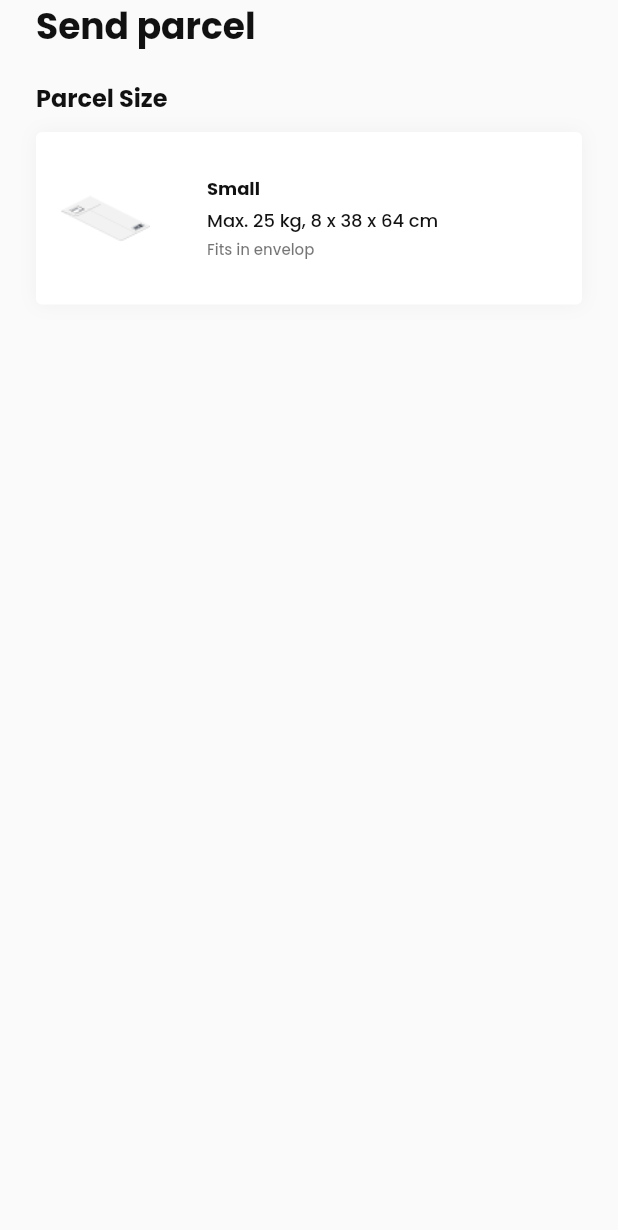
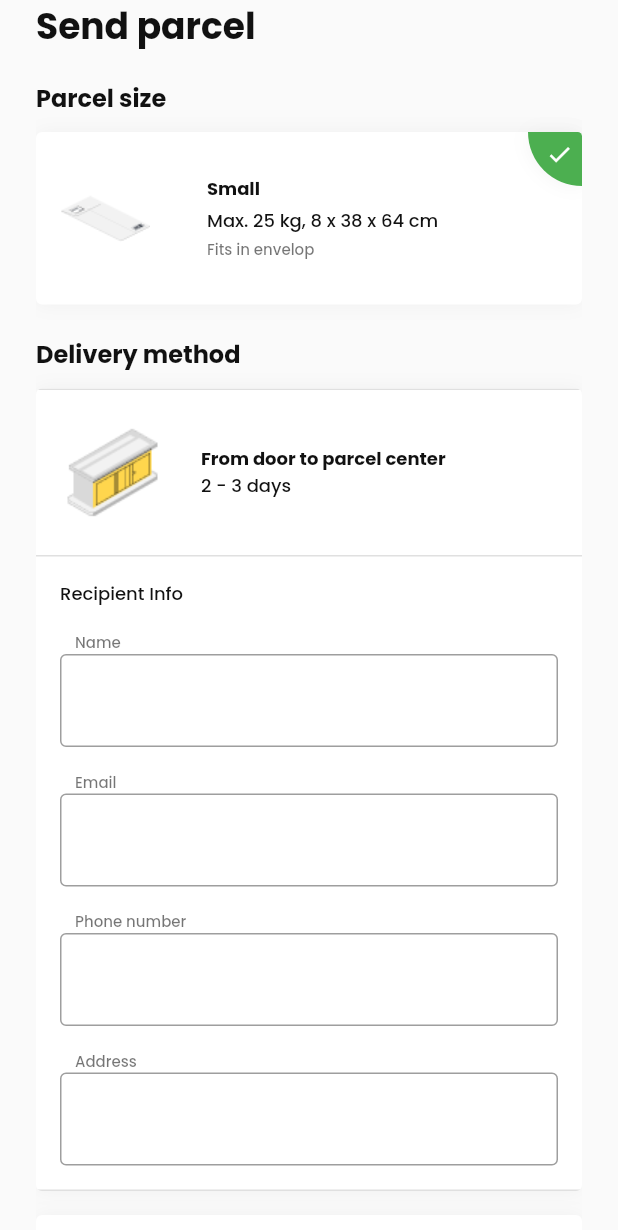
Before and after one commit to CPAD-Gazipur/flutter-parcel-app, a Flutter app: the ParcelDetailsScreen screen opened directly with sample values from the repository, on a phone screen of 412 x 824 dp. Shown: the top 1230 px of the screen. Run offline on Flutter 3.47's test engine with Material 2 defaults, Android fonts, the phone set to English and light mode, and no system bars; our stand-ins replace flutter_svg, google_fonts; network calls fail.

Commit message:
Parcel App: Parcel Delivery Info Screen Added

```diff
--- a/lib/data/data.dart
+++ b/lib/data/data.dart
@@ -1 +1,2 @@
+export 'delivery_data.dart';
 export 'parcel_data.dart';
--- /dev/null
+++ b/lib/data/delivery_data.dart
@@ -0,0 +1,17 @@
+import 'package:flutter_parcel_app/models/models.dart';
+import 'package:flutter_parcel_app/utils/image_utils.dart';
+
+class DeliveryData {
+  static List<DeliveryMethod> deliveryMethods = [
+    DeliveryMethod(
+      deliveryMethod: 'From door to parcel center',
+      duration: '2 - 3 days',
+      image: ImageUtils.icsDoorToParcel,
+    ),
+    DeliveryMethod(
+      deliveryMethod: 'From door to door',
+      duration: '1 - 2 days',
+      image: ImageUtils.icDoorToDoor,
+    ),
+  ];
+}
--- /dev/null
+++ b/lib/models/delivery_method.dart
@@ -0,0 +1,9 @@
+class DeliveryMethod {
+  String deliveryMethod, duration, image;
+
+  DeliveryMethod({
+    required this.deliveryMethod,
+    required this.duration,
+    required this.image,
+  });
+}
--- a/lib/models/models.dart
+++ b/lib/models/models.dart
@@ -1 +1,2 @@
+export 'delivery_method.dart';
 export 'parcel.dart';
--- a/lib/ui/views/details/parcel_details_screen.dart
+++ b/lib/ui/views/details/parcel_details_screen.dart
@@ -1,4 +1,5 @@
 import 'package:flutter/material.dart';
+import 'package:flutter_parcel_app/data/data.dart';
 import 'package:flutter_parcel_app/models/models.dart';
 import 'package:flutter_parcel_app/ui/widgets/widgets.dart';
 
@@ -26,16 +27,55 @@ class ParcelDetailsScreen extends StatelessWidget {
               ),
               const SizedBox(height: 17),
               Text(
-                'Parcel Size',
+                'Parcel size',
                 style: Theme.of(context).textTheme.headline3,
               ),
               const SizedBox(height: 11),
               ParcelWidget(
+                isDone: true,
                 size: parcel.size,
                 image: parcel.image,
                 dimension: parcel.dimension,
                 description: parcel.description,
-              )
+              ),
+              const SizedBox(height: 5),
+              Text(
+                'Delivery method',
+                style: Theme.of(context).textTheme.headline3,
+              ),
+              const SizedBox(height: 11),
+              ListView.builder(
+                shrinkWrap: true,
+                physics: const NeverScrollableScrollPhysics(),
+                itemCount: DeliveryData.deliveryMethods.length,
+                itemBuilder: (context, index) {
+                  DeliveryMethod deliverMethod =
+                      DeliveryData.deliveryMethods[index];
+                  return ParcelDeliveryMethod(
+                    initiallyExpanded: index == 0 ? true : false,
+                    onExpansionChanged: (value) {
+                      debugPrint('-----$index: $value');
+                    },
+                    image: deliverMethod.image,
+                    duration: deliverMethod.duration,
+                    deliveryMethod: deliverMethod.deliveryMethod,
+                  );
+                },
+              ),
+              const SizedBox(height: 11),
+              SizedBox(
+                height: 48,
+                width: double.infinity,
+                child: TextButton(
+                  style: Theme.of(context).textButtonTheme.style,
+                  onPressed: () {},
+                  child: Text(
+                    'Checkout',
+                    style: Theme.of(context).textTheme.bodyText1,
+                  ),
+                ),
+              ),
+              const SizedBox(height: 11),
             ],
           ),
         ),
--- /dev/null
+++ b/lib/ui/widgets/parcel_delivery_method.dart
@@ -0,0 +1,157 @@
+import 'package:flutter/material.dart';
+
+class ParcelDeliveryMethod extends StatelessWidget {
+  final String deliveryMethod, duration, image;
+
+  final bool initiallyExpanded;
+
+  final Function(bool) onExpansionChanged;
+
+  const ParcelDeliveryMethod({
+    Key? key,
+    required this.image,
+    required this.duration,
+    required this.deliveryMethod,
+    required this.initiallyExpanded,
+    required this.onExpansionChanged,
+  }) : super(key: key);
+
+  @override
+  Widget build(BuildContext context) {
+    return Container(
+      clipBehavior: Clip.antiAlias,
+      margin: const EdgeInsets.only(
+        bottom: 16,
+      ),
+      decoration: BoxDecoration(
+        borderRadius: BorderRadius.circular(4),
+        color: Theme.of(context).backgroundColor,
+        boxShadow: [
+          BoxShadow(
+            color: Theme.of(context).shadowColor,
+            spreadRadius: 0,
+            blurRadius: 10,
+            offset: const Offset(0, 0),
+          )
+        ],
+      ),
+      child: ExpansionTile(
+        initiallyExpanded: initiallyExpanded,
+        onExpansionChanged: onExpansionChanged,
+        tilePadding: EdgeInsets.zero,
+        trailing: const SizedBox.shrink(),
+        title: Container(
+          height: 102,
+          padding: const EdgeInsets.all(16),
+          child: Row(
+            crossAxisAlignment: CrossAxisAlignment.center,
+            children: [
+              Container(
+                height: 70,
+                width: 70,
+                decoration: BoxDecoration(
+                  image: DecorationImage(
+                    image: AssetImage(image),
+                  ),
+                ),
+              ),
+              const SizedBox(width: 24),
+              Column(
+                crossAxisAlignment: CrossAxisAlignment.start,
+                mainAxisAlignment: MainAxisAlignment.center,
+                children: [
+                  Text(
+                    deliveryMethod,
+                    style: Theme.of(context).textTheme.headline4,
+                  ),
+                  Text(
+                    duration,
+                    style: Theme.of(context).textTheme.headline5,
+                  ),
+                ],
+              )
+            ],
+          ),
+        ),
+        expandedCrossAxisAlignment: CrossAxisAlignment.start,
+        children: [
+          Container(
+            height: 1,
+            color: Colors.grey.shade300,
+          ),
+          _buildExpansionChildren(context),
+        ],
+      ),
+    );
+  }
+
+  Widget _buildExpansionChildren(BuildContext context) {
+    return Padding(
+      padding: const EdgeInsets.all(16).copyWith(
+        top: 0,
+      ),
+      child: Column(
+        crossAxisAlignment: CrossAxisAlignment.start,
+        children: [
+          const SizedBox(height: 16),
+          Text(
+            'Recipient Info',
+            style: Theme.of(context).textTheme.headline5,
+          ),
+          const SizedBox(height: 16),
+          Row(
+            children: [
+              const SizedBox(width: 10),
+              Text(
+                'Name',
+                style: Theme.of(context).textTheme.headline6,
+              ),
+            ],
+          ),
+          TextField(
+            onChanged: (value) {},
+          ),
+          const SizedBox(height: 16),
+          Row(
+            children: [
+              const SizedBox(width: 10),
+              Text(
+                'Email',
+                style: Theme.of(context).textTheme.headline6,
+              ),
+            ],
+          ),
+          TextField(
+            onChanged: (value) {},
+          ),
+          const SizedBox(height: 16),
+          Row(
+            children: [
+              const SizedBox(width: 10),
+              Text(
+                'Phone number',
+                style: Theme.of(context).textTheme.headline6,
+              ),
+            ],
+          ),
+          TextField(
+            onChanged: (value) {},
+          ),
+          const SizedBox(height: 16),
+          Row(
+            children: [
+              const SizedBox(width: 10),
+              Text(
+                'Address',
+                style: Theme.of(context).textTheme.headline6,
+              ),
+            ],
+          ),
+          TextField(
+            onChanged: (value) {},
+          ),
+        ],
+      ),
+    );
+  }
+}
--- a/lib/ui/widgets/parcel_widget.dart
+++ b/lib/ui/widgets/parcel_widget.dart
@@ -1,8 +1,9 @@
 import 'package:flutter/material.dart';
 
 class ParcelWidget extends StatelessWidget {
+  final bool isDone;
+  final String size, dimension, description, image;
   final Function()? onTap;
-  final String size, dimension, description, image;
 
   const ParcelWidget({
     Key? key,
@@ -10,6 +11,7 @@ class ParcelWidget extends StatelessWidget {
     required this.description,
     required this.dimension,
     required this.image,
+    this.isDone = false,
     this.onTap,
   }) : super(key: key);
 
@@ -17,7 +19,13 @@ class ParcelWidget extends StatelessWidget {
   Widget build(BuildContext context) {
     return InkWell(
       onTap: onTap,
-      child: Container(
+      child: Hero(
+        transitionOnUserGestures: true,
+        tag: image,
+        child: Stack(
+          alignment: Alignment.topRight,
+          children: [
+            Container(
               height: 115,
               padding: const EdgeInsets.symmetric(
                 horizontal: 16,
@@ -74,6 +82,43 @@ class ParcelWidget extends StatelessWidget {
                 ],
               ),
             ),
+            AnimatedOpacity(
+              opacity: isDone ? 1 : 0,
+              duration: const Duration(milliseconds: 800),
+              child: Container(
+                clipBehavior: Clip.antiAlias,
+                padding: const EdgeInsets.only(
+                  left: 6,
+                  bottom: 6,
+                ),
+                decoration: BoxDecoration(
+                  color: Colors.green,
+                  borderRadius: const BorderRadius.only(
+                    bottomLeft: Radius.circular(50),
+                    topRight: Radius.circular(4),
+                  ),
+                  boxShadow: [
+                    BoxShadow(
+                      color: Theme.of(context).shadowColor,
+                      spreadRadius: 0,
+                      blurRadius: 10,
+                      offset: const Offset(0, 0),
+                    )
+                  ],
+                ),
+                child: const Padding(
+                  padding: EdgeInsets.all(6.0),
+                  child: Icon(
+                    Icons.done,
+                    color: Colors.white,
+                    size: 18,
+                  ),
+                ),
+              ),
+            ),
+          ],
+        ),
+      ),
     );
   }
 }
--- a/lib/ui/widgets/widgets.dart
+++ b/lib/ui/widgets/widgets.dart
@@ -1,2 +1,3 @@
 export 'custom_bottom_navigation_bar.dart';
+export 'parcel_delivery_method.dart';
 export 'parcel_widget.dart';
```
Lines whose indentation alone changed are shown as unchanged.
